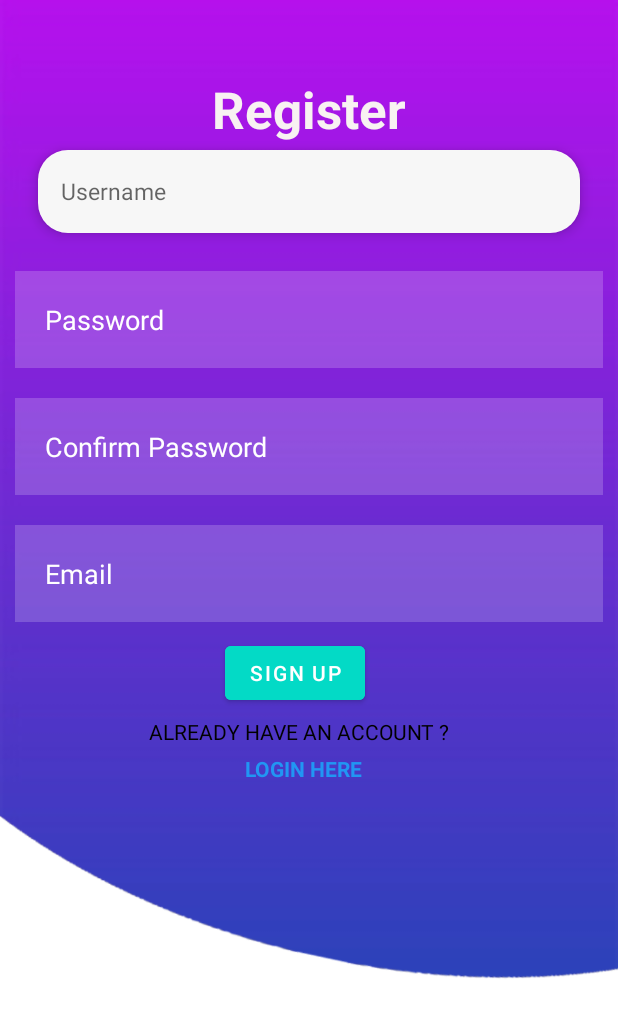
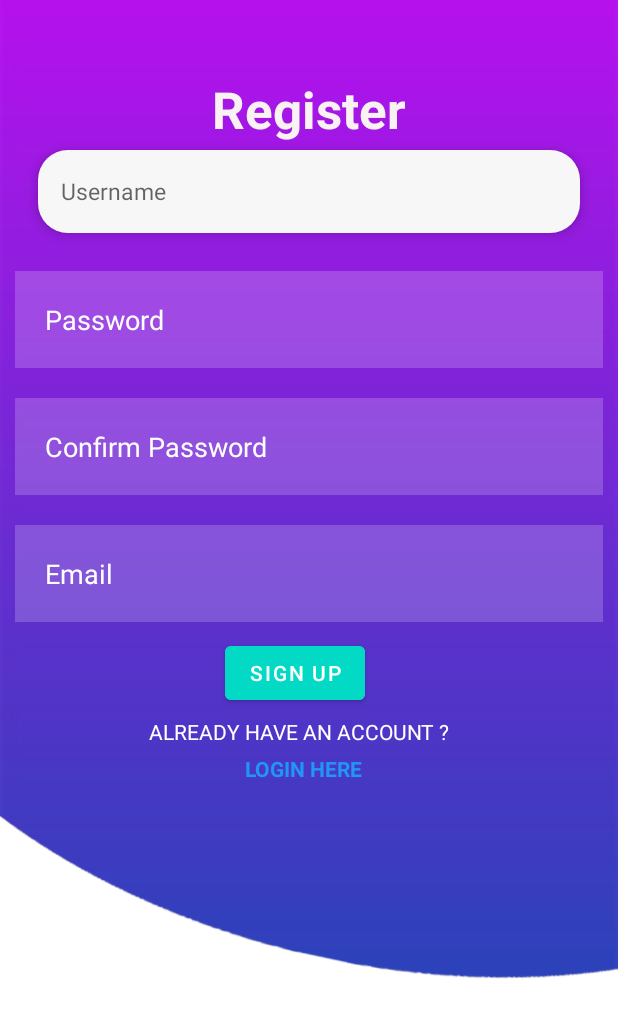
Before and after one commit to bopung/SunShoe, an Android app: the Register screen opened directly, with no data from a screen before it, on a phone screen of 412 x 824 dp. Shown: the top 1018 px of the screen. Run offline under Robolectric (Android 15) with nearby library versions, the phone set to English and light mode, and no system bars; our stand-ins replace Volley; network calls fail.

Commit message:
login jalan ya

```diff
--- a/app/src/main/res/layout/activity_register.xml
+++ b/app/src/main/res/layout/activity_register.xml
@@ -106,7 +106,7 @@
         android:text="Already have an account ? "
         android:textAlignment="center"
         android:textAllCaps="true"
-        android:textColor="#000000" />
+        android:textColor="#FFFFFF" />
 
     <TextView
         android:id="@+id/textLogin"
```
